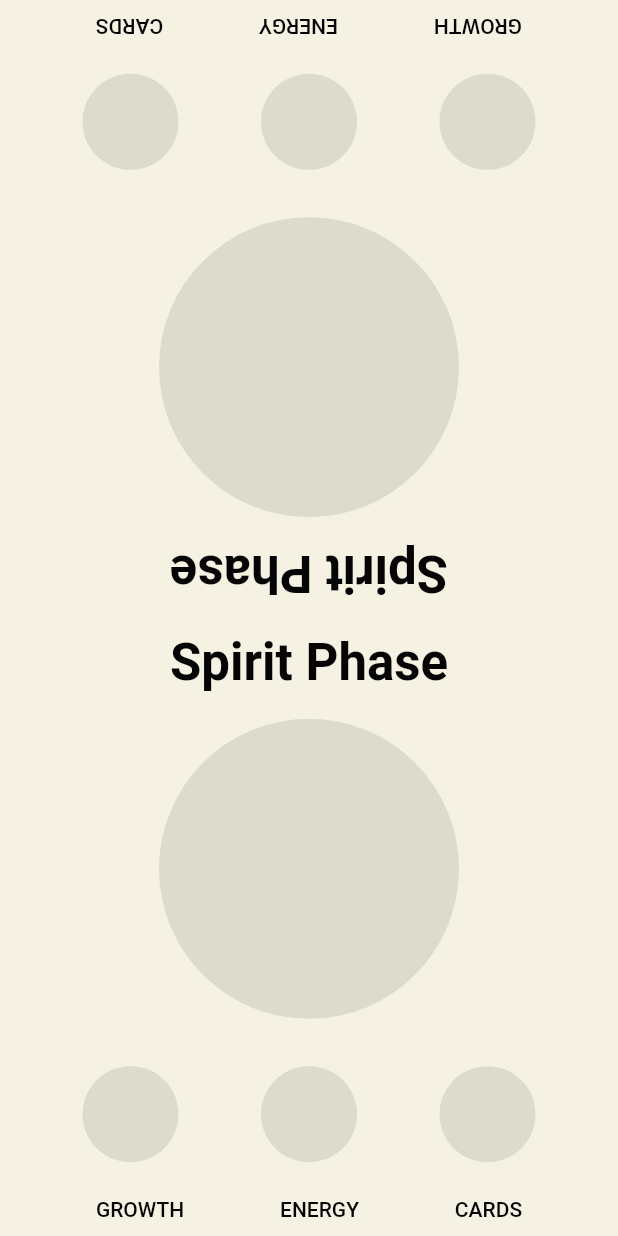
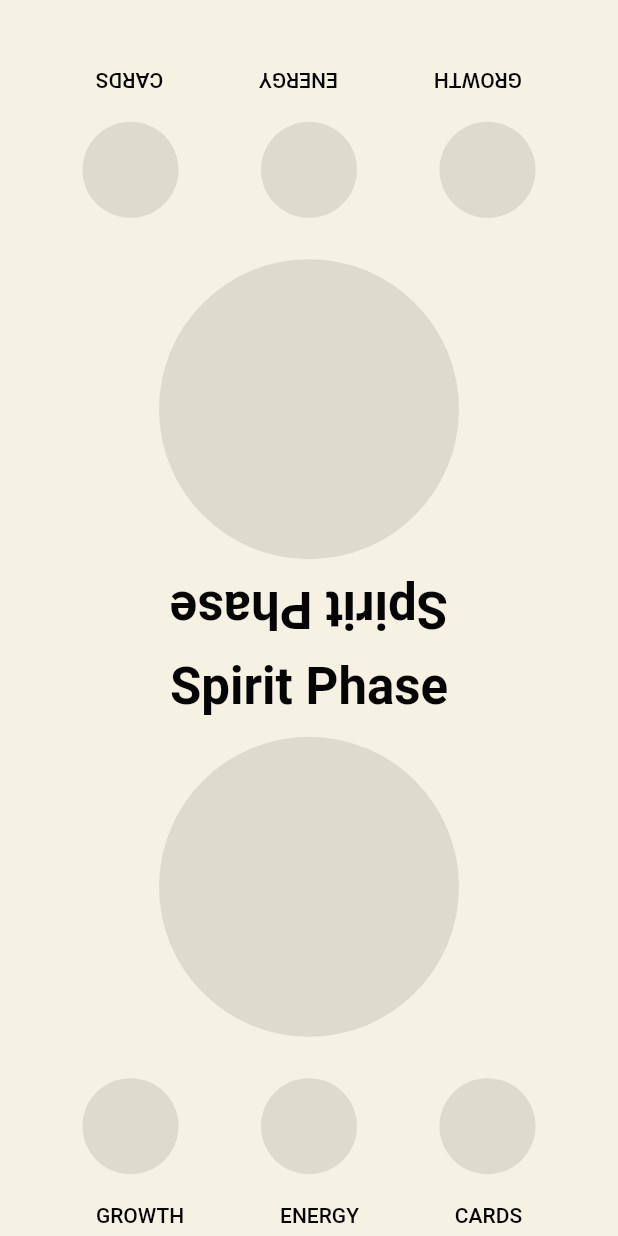
Before and after one commit to Querri/Turn_Tracker, a Flutter app: the GameView screen opened directly, on a phone screen of 412 x 824 dp. Run offline on Flutter 3.47's test engine with Material 2 defaults, Android fonts, the light colour scheme and no system bars.

Commit message:
Margin for player 1

```diff
--- a/spirit_island_app/lib/game_view.dart
+++ b/spirit_island_app/lib/game_view.dart
@@ -48,6 +48,9 @@ class _GameViewState extends State<GameView> {
         child: Column(
           mainAxisAlignment: MainAxisAlignment.spaceEvenly,
           children: [
+            SizedBox(
+              height: 40,
+            ),
             PlayerSection(
               turnTracker: _turnTracker,
               playerNum: 1,
```
